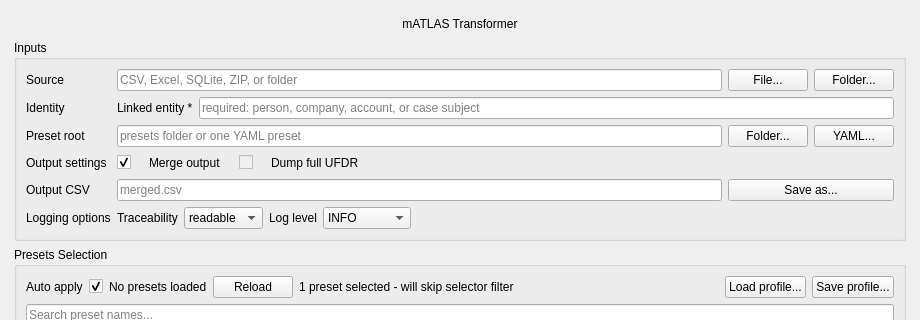
Old version of the form gui/main_window.ui in the repository Ben0x0a/mATLAS; both pictures show x 0 to 920 and y 0 to 320 of the 920 by 820 pixel window.
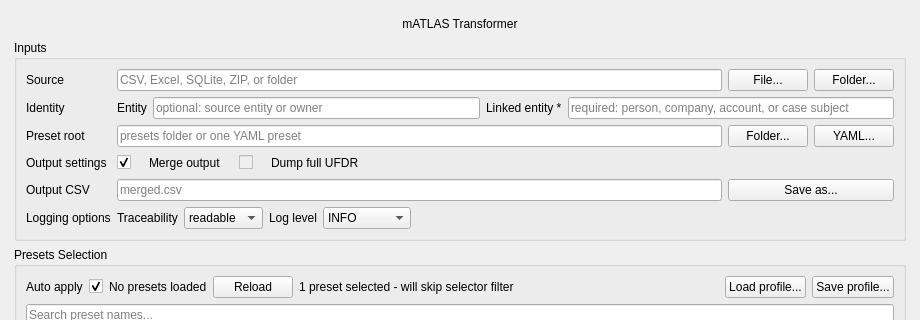
New version of the form. Custom widgets are drawn as their Qt base class.

Commit message: adding entity input

```diff
--- a/gui/main_window.ui
+++ b/gui/main_window.ui
@@ -153,6 +153,20 @@
        </item>
        <item row="1" column="1" colspan="3">
         <layout class="QHBoxLayout" name="identityLayout">
+         <item>
+          <widget class="QLabel" name="entityLabel">
+           <property name="text">
+            <string>Entity</string>
+           </property>
+          </widget>
+         </item>
+         <item>
+          <widget class="QLineEdit" name="entityEdit">
+           <property name="placeholderText">
+            <string>optional: source entity or owner</string>
+           </property>
+          </widget>
+         </item>
          <item>
           <widget class="QLabel" name="linkedEntityLabel">
            <property name="text">
```
The commit also changes 2 other files.
